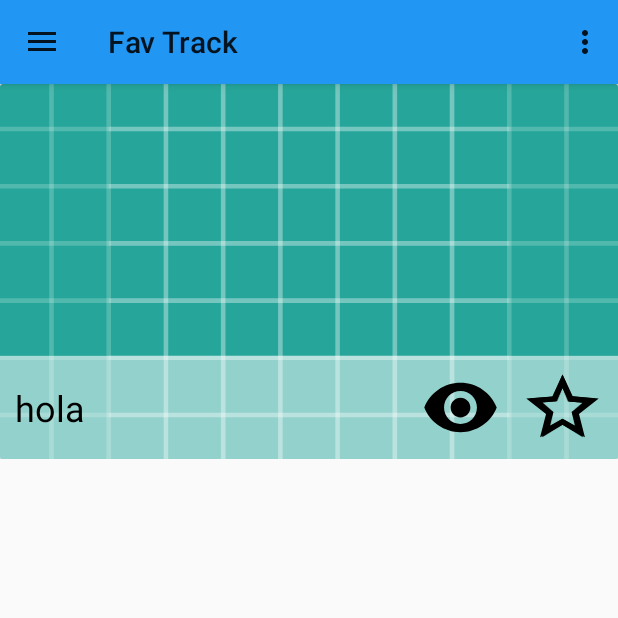
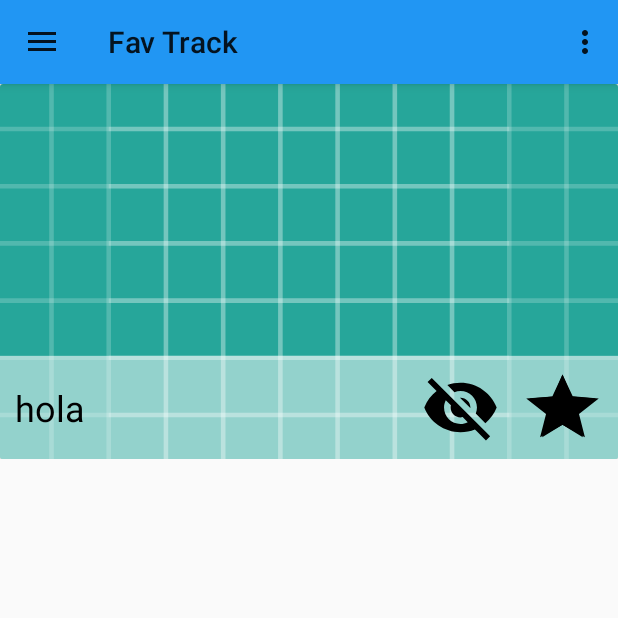
Before and after one commit to CarlosDubon/FavTrack, an Android app: the screen it shows after launch (FavTrack), after a tap on an icon or button, on a phone screen of 412 x 824 dp, the top half of it. Run offline under Robolectric (Android 15) with nearby library versions, the phone set to English and light mode, and no system bars; our stand-ins replace Room's generated code; pictures from the network do not load.

Commit message:
Adapters creados, falta mandar lista.

```diff
--- a/app/src/main/java/com/bonusteam/favtrack/adapters/MultimediaSuggestionsAdapter.java
+++ b/app/src/main/java/com/bonusteam/favtrack/adapters/MultimediaSuggestionsAdapter.java
@@ -93,12 +93,12 @@ public class MultimediaSuggestionsAdapter extends RecyclerView.Adapter<Multimedi
                 public void onClick(View v) {
                     if (multimediaList.get(position).getIsRead()==0) {
                         multimediaList.get(position).setIsRead(1);
-                        holder.favbutton.setImageDrawable(context.getResources().getDrawable(R.drawable.ic_star_black_24dp));
+                        holder.seenbutton.setImageDrawable(context.getResources().getDrawable(R.drawable.ic_visibility_black_24dp));
 
 
                     } else {
                         multimediaList.get(position).setIsRead(0);
-                        holder.favbutton.setImageDrawable(context.getResources().getDrawable(R.drawable.ic_star_border_black_24dp));
+                        holder.seenbutton.setImageDrawable(context.getResources().getDrawable(R.drawable.ic_visibility_off_black_24dp));
                     }
                 }
             });
```
